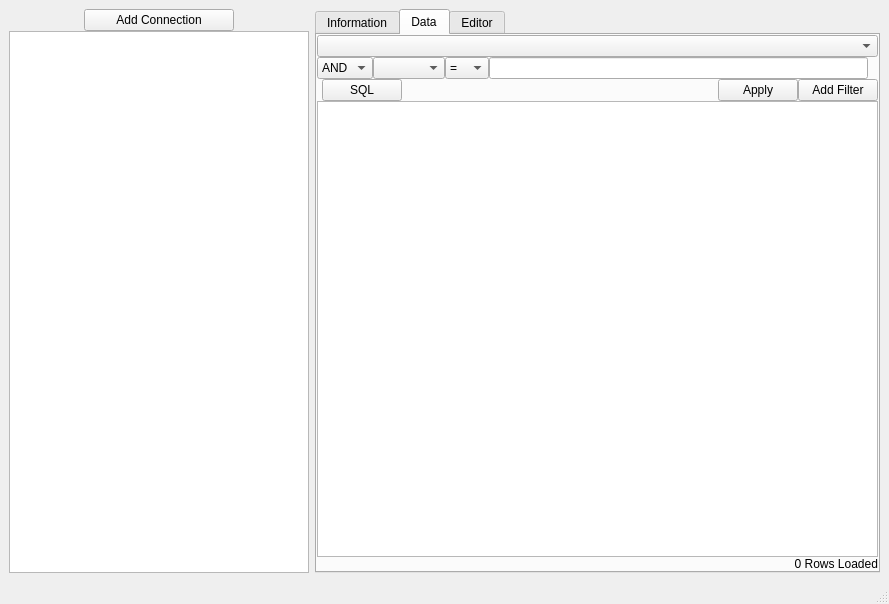
Qt form db-gui2/mainwindow.ui (hehaowen00/experiments) before a commit.
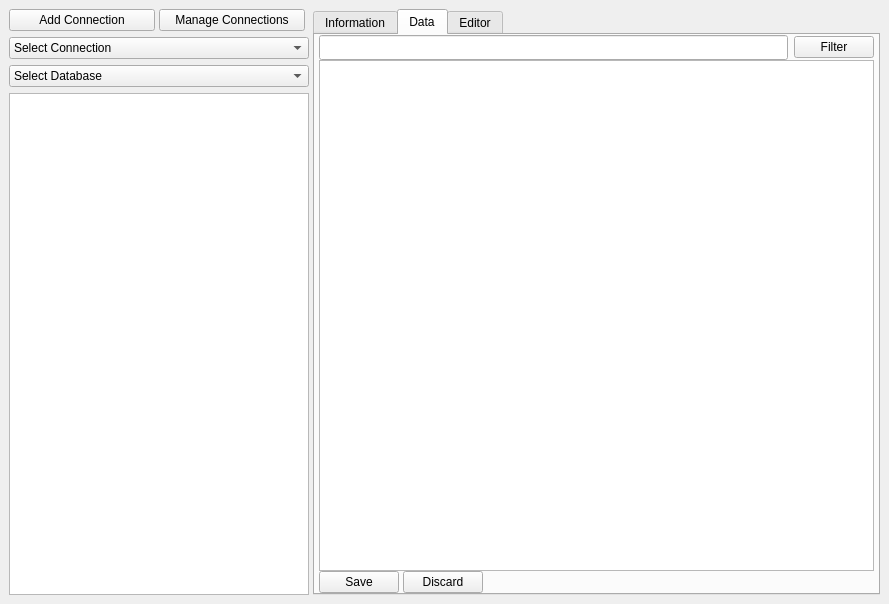
The same form after that commit.

The edit to the form file:
```diff
--- a/db-gui2/mainwindow.ui
+++ b/db-gui2/mainwindow.ui
@@ -17,18 +17,36 @@
    <layout class="QGridLayout" name="gridLayout">
     <item row="0" column="0">
      <layout class="QHBoxLayout" name="horizontalLayout_5">
+      <property name="spacing">
+       <number>0</number>
+      </property>
       <item>
        <layout class="QVBoxLayout" name="verticalLayout_4">
         <property name="spacing">
-         <number>0</number>
+         <number>6</number>
+        </property>
+        <property name="sizeConstraint">
+         <enum>QLayout::SizeConstraint::SetMaximumSize</enum>
+        </property>
+        <property name="rightMargin">
+         <number>4</number>
         </property>
         <item>
          <layout class="QHBoxLayout" name="horizontalLayout">
+          <property name="spacing">
+           <number>4</number>
+          </property>
+          <property name="leftMargin">
+           <number>0</number>
+          </property>
+          <property name="rightMargin">
+           <number>4</number>
+          </property>
           <item>
            <widget class="QPushButton" name="addButton">
             <property name="maximumSize">
              <size>
-              <width>150</width>
+              <width>148</width>
               <height>16777215</height>
              </size>
             </property>
@@ -37,10 +55,47 @@
             </property>
            </widget>
           </item>
+          <item>
+           <widget class="QPushButton" name="pushButton_5">
+            <property name="text">
+             <string>Manage Connections</string>
+            </property>
+           </widget>
+          </item>
          </layout>
         </item>
         <item>
-         <widget class="QTreeView" name="treeView">
+         <widget class="QComboBox" name="connectionsList">
+          <property name="maximumSize">
+           <size>
+            <width>310</width>
+            <height>16777215</height>
+           </size>
+          </property>
+          <property name="editable">
+           <bool>false</bool>
+          </property>
+          <item>
+           <property name="text">
+            <string>Select Connection</string>
+           </property>
+          </item>
+         </widget>
+        </item>
+        <item>
+         <widget class="QComboBox" name="databasesList">
+          <property name="currentText">
+           <string>Select Database</string>
+          </property>
+          <item>
+           <property name="text">
+            <string>Select Database</string>
+           </property>
+          </item>
+         </widget>
+        </item>
+        <item>
+         <widget class="QListWidget" name="tablesList">
           <property name="minimumSize">
            <size>
             <width>300</width>
@@ -53,6 +108,11 @@
             <height>16777215</height>
            </size>
           </property>
+          <property name="font">
+           <font>
+            <pointsize>13</pointsize>
+           </font>
+          </property>
          </widget>
         </item>
        </layout>
@@ -92,98 +152,70 @@
             <property name="spacing">
              <number>0</number>
             </property>
-            <item>
-             <layout class="QHBoxLayout" name="horizontalLayout_2">
-              <property name="leftMargin">
-               <number>0</number>
-              </property>
-              <item>
-               <widget class="QComboBox" name="comboBox"/>
-              </item>
-             </layout>
-            </item>
+            <property name="leftMargin">
+             <number>4</number>
+            </property>
+            <property name="rightMargin">
+             <number>4</number>
+            </property>
             <item>
              <layout class="QHBoxLayout" name="horizontalLayout_7">
               <property name="spacing">
-               <number>-1</number>
+               <number>6</number>
+              </property>
+              <property name="leftMargin">
+               <number>0</number>
               </property>
               <property name="rightMargin">
-               <number>10</number>
+               <number>0</number>
               </property>
               <item>
-               <widget class="QComboBox" name="comboBox_2">
-                <item>
-                 <property name="text">
-                  <string>AND</string>
-                 </property>
-                </item>
-                <item>
-                 <property name="text">
-                  <string>OR</string>
-                 </property>
-                </item>
+               <widget class="QLineEdit" name="filterInput">
+                <property name="font">
+                 <font>
+                  <family>Menlo</family>
+                 </font>
+                </property>
+                <property name="placeholderText">
+                 <string/>
+                </property>
                </widget>
               </item>
               <item>
-               <widget class="QComboBox" name="comboBox_3"/>
-              </item>
-              <item>
-               <widget class="QComboBox" name="comboBox_4">
-                <property name="iconSize">
-                 <size>
-                  <width>0</width>
-                  <height>0</height>
-                 </size>
+               <widget class="QPushButton" name="filterButton">
+                <property name="text">
+                 <string>Filter</string>
                 </property>
-                <item>
-                 <property name="text">
-                  <string>=</string>
-                 </property>
-                </item>
-                <item>
-                 <property name="text">
-                  <string>&lt;&gt;</string>
-                 </property>
-                </item>
-                <item>
-                 <property name="text">
-                  <string>&lt;</string>
-                 </property>
-                </item>
-                <item>
-                 <property name="text">
-                  <string>&gt;</string>
-                 </property>
-                </item>
-                <item>
-                 <property name="text">
-                  <string>&lt;=</string>
-                 </property>
-                </item>
-                <item>
-                 <property name="text">
-                  <string>&gt;=</string>
-                 </property>
-                </item>
                </widget>
               </item>
-              <item>
-               <widget class="QLineEdit" name="lineEdit"/>
-              </item>
              </layout>
             </item>
+            <item>
+             <widget class="QTableView" name="tableView">
+              <property name="sizeAdjustPolicy">
+               <enum>QAbstractScrollArea::SizeAdjustPolicy::AdjustToContents</enum>
+              </property>
+              <property name="sortingEnabled">
+               <bool>true</bool>
+              </property>
+             </widget>
+            </item>
             <item>
              <layout class="QHBoxLayout" name="horizontalLayout_6">
               <property name="spacing">
-               <number>-1</number>
+               <number>4</number>
               </property>
-              <property name="leftMargin">
-               <number>5</number>
-              </property>
               <item>
                <widget class="QPushButton" name="pushButton_6">
                 <property name="text">
-                 <string>SQL</string>
+                 <string>Save</string>
+                </property>
+               </widget>
+              </item>
+              <item>
+               <widget class="QPushButton" name="discardButton">
+                <property name="text">
+                 <string>Discard</string>
                 </property>
                </widget>
               </item>
@@ -201,38 +233,35 @@
                </spacer>
               </item>
               <item>
-               <widget class="QPushButton" name="pushButton_4">
-                <property name="text">
-                 <string>Apply</string>
+               <widget class="QLabel" name="rowCountLabel">
+                <property name="sizePolicy">
+                 <sizepolicy hsizetype="Preferred" vsizetype="Preferred">
+                  <horstretch>0</horstretch>
+                  <verstretch>0</verstretch>
+                 </sizepolicy>
                 </property>
-               </widget>
-              </item>
-              <item>
-               <widget class="QPushButton" name="pushButton_2">
+                <property name="minimumSize">
+                 <size>
+                  <width>100</width>
+                  <height>0</height>
+                 </size>
+                </property>
+                <property name="maximumSize">
+                 <size>
+                  <width>40</width>
+                  <height>16777215</height>
+                 </size>
+                </property>
                 <property name="text">
-                 <string>Add Filter</string>
+                 <string/>
+                </property>
+                <property name="alignment">
+                 <set>Qt::AlignmentFlag::AlignRight|Qt::AlignmentFlag::AlignTrailing|Qt::AlignmentFlag::AlignVCenter</set>
                 </property>
                </widget>
               </item>
              </layout>
             </item>
-            <item>
-             <widget class="QTableView" name="tableView">
-              <property name="sizeAdjustPolicy">
-               <enum>QAbstractScrollArea::SizeAdjustPolicy::AdjustToContents</enum>
-              </property>
-             </widget>
-            </item>
-            <item>
-             <widget class="QLabel" name="label">
-              <property name="text">
-               <string>0 Rows Loaded</string>
-              </property>
-              <property name="alignment">
-               <set>Qt::AlignmentFlag::AlignRight|Qt::AlignmentFlag::AlignTrailing|Qt::AlignmentFlag::AlignVCenter</set>
-              </property>
-             </widget>
-            </item>
            </layout>
           </item>
          </layout>
@@ -357,7 +386,6 @@
     </rect>
    </property>
   </widget>
-  <widget class="QStatusBar" name="statusbar"/>
   <action name="actionOpen_SQLite_DB">
    <property name="text">
     <string>New Connection</string>
```
Left out of the diff: 22 changed lines with no effect on the pictures.
